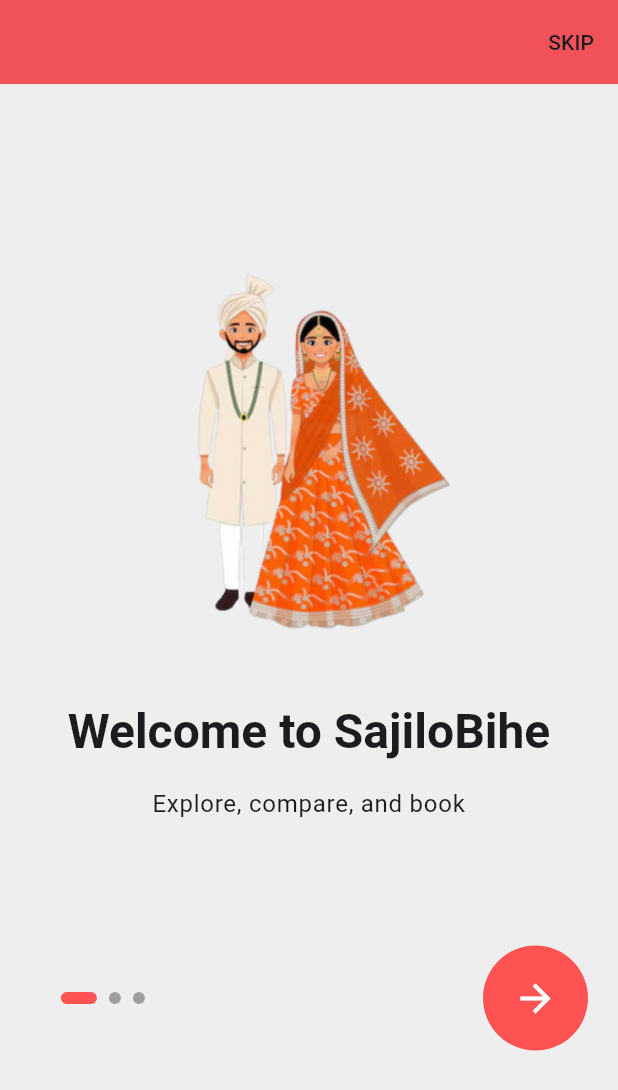
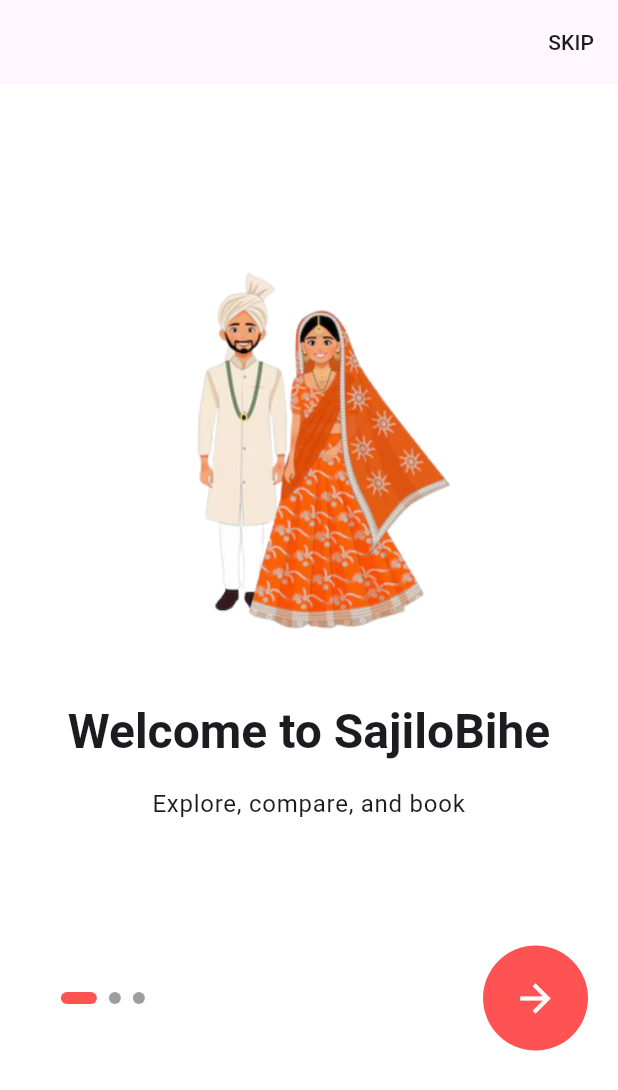
Before and after one commit to bibhakta21/sajilobihe_event_venue_booking_system, a Flutter app: the screen it shows after launch, on a phone screen of 412 x 824 dp. Shown: the top 1090 px of the screen. Run offline on Flutter 3.47's test engine with Material 3 defaults, Android fonts, the phone set to English and light mode, and no system bars; Roboto replaces fonts that are missing (Roboto Regular).

Commit message:
added app theme

```diff
--- a/lib/core/app_theme/app_theme.dart
+++ b/lib/core/app_theme/app_theme.dart
@@ -3,21 +3,7 @@
 ThemeData getApplicationTheme() {
   return ThemeData(
     primarySwatch: Colors.red,
-    scaffoldBackgroundColor: Colors.grey.shade200,
+    scaffoldBackgroundColor: Colors.white,
     fontFamily: 'Roboto Regular',
-    appBarTheme: const AppBarTheme(
-      color: Colors.redAccent, // Keeps the app bar blue
-      elevation: 4,
-      titleTextStyle: TextStyle(
-        fontSize: 22,
-        fontWeight: FontWeight.w600,
-        fontFamily: 'Roboto Bold',
-        color: Colors.white,
-      ),
-      iconTheme: IconThemeData(
-        color: Colors.white,
-      ),
-      centerTitle: true,
-    ),
   );
 }
```
